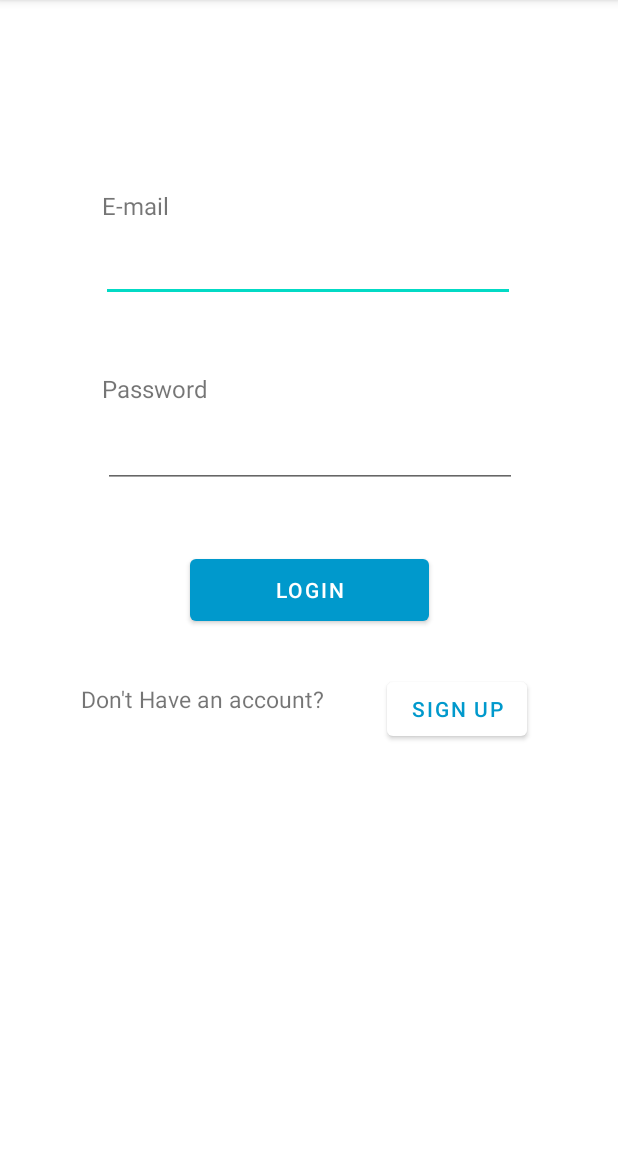
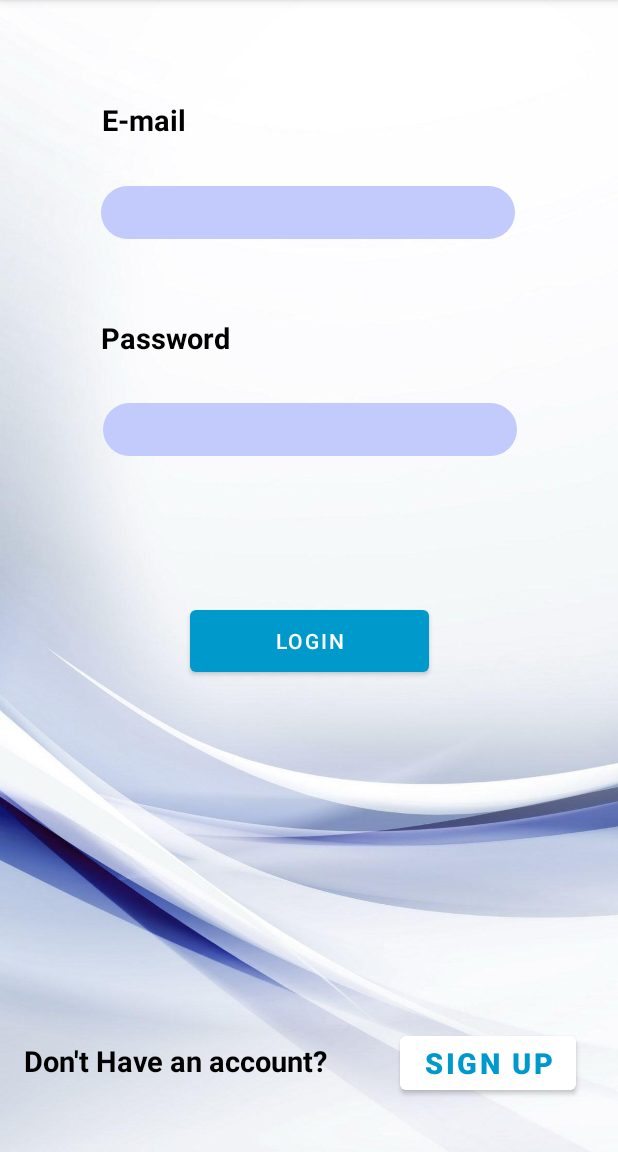
Before and after one commit to aparna-jay/Online-Shopping-Application-UEE, an Android app: the LoginActivity screen opened directly, with no data from a screen before it, on a phone screen of 412 x 824 dp, the part 84-1236 px from its top. Run offline under Robolectric (Android 15) with nearby library versions, the phone set to English and light mode, and no system bars; Roboto replaces fonts that are not available here.

Commit message:
designed login Interface

```diff
--- a/app/src/main/res/layout/activity_login.xml
+++ b/app/src/main/res/layout/activity_login.xml
@@ -4,86 +4,99 @@
     xmlns:tools="http://schemas.android.com/tools"
     android:layout_width="match_parent"
     android:layout_height="match_parent"
-    tools:context=".LoginActivity">
+    tools:context=".LoginActivity"
+    android:background="@drawable/backg">
+
+    <Button
+        android:id="@+id/button"
+        android:layout_width="wrap_content"
+        android:layout_height="wrap_content"
+        android:text="Sign up"
+        android:textColor="@android:color/holo_blue_dark"
+        android:textSize="19sp"
+        android:textStyle="bold"
+        app:backgroundTint="@color/white"
+        app:layout_constraintBottom_toBottomOf="parent"
+        app:layout_constraintEnd_toEndOf="parent"
+        app:layout_constraintHorizontal_bias="0.904"
+        app:layout_constraintStart_toStartOf="parent"
+        app:layout_constraintTop_toTopOf="parent"
+        app:layout_constraintVertical_bias="0.951" />
 
     <TextView
         android:id="@+id/textView10"
-        android:layout_width="186dp"
-        android:layout_height="41dp"
+        android:layout_width="249dp"
+        android:layout_height="40dp"
         android:text="Don't Have an account?"
-        android:textSize="15sp"
+        android:textColor="@color/black"
+        android:textSize="19sp"
+        android:textStyle="bold"
         app:layout_constraintBottom_toBottomOf="parent"
         app:layout_constraintEnd_toEndOf="parent"
-        app:layout_constraintHorizontal_bias="0.24"
+        app:layout_constraintHorizontal_bias="0.098"
         app:layout_constraintStart_toStartOf="parent"
         app:layout_constraintTop_toTopOf="parent"
-        app:layout_constraintVertical_bias="0.627" />
-
-    <Button
-        android:id="@+id/button4"
-        android:layout_width="wrap_content"
-        android:layout_height="wrap_content"
-        android:text="Sign Up"
-        android:textColor="@android:color/holo_blue_dark"
-        app:backgroundTint="@color/white"
-        app:layout_constraintBottom_toBottomOf="parent"
-        app:layout_constraintEnd_toEndOf="parent"
-        app:layout_constraintHorizontal_bias="0.81"
-        app:layout_constraintStart_toStartOf="parent"
-        app:layout_constraintTop_toTopOf="parent"
-        app:layout_constraintVertical_bias="0.623" />
+        app:layout_constraintVertical_bias="0.953" />
 
     <EditText
         android:id="@+id/editTextTextPersonName3"
         android:layout_width="276dp"
         android:layout_height="35dp"
+        android:background="@drawable/rounded_corners"
         android:ems="10"
         android:inputType="textPersonName"
+        android:padding="12dp"
         app:layout_constraintBottom_toBottomOf="parent"
         app:layout_constraintEnd_toEndOf="parent"
         app:layout_constraintHorizontal_bias="0.496"
         app:layout_constraintStart_toStartOf="parent"
         app:layout_constraintTop_toTopOf="parent"
-        app:layout_constraintVertical_bias="0.227" />
+        app:layout_constraintVertical_bias="0.169" />
 
     <TextView
         android:id="@+id/textView5"
         android:layout_width="91dp"
         android:layout_height="27dp"
         android:text="Password"
-        android:textSize="16sp"
+        android:textColor="@color/black"
+        android:textSize="19sp"
+        android:textStyle="bold"
         app:layout_constraintBottom_toBottomOf="parent"
         app:layout_constraintEnd_toEndOf="parent"
-        app:layout_constraintHorizontal_bias="0.212"
+        app:layout_constraintHorizontal_bias="0.209"
         app:layout_constraintStart_toStartOf="parent"
         app:layout_constraintTop_toTopOf="parent"
-        app:layout_constraintVertical_bias="0.335" />
+        app:layout_constraintVertical_bias="0.286" />
 
     <TextView
         android:id="@+id/textView4"
         android:layout_width="68dp"
         android:layout_height="27dp"
         android:text="E-mail"
-        android:textSize="16sp"
+        android:textColor="@color/black"
+        android:textSize="19sp"
+        android:textStyle="bold"
         app:layout_constraintBottom_toBottomOf="parent"
         app:layout_constraintEnd_toEndOf="parent"
         app:layout_constraintHorizontal_bias="0.198"
         app:layout_constraintStart_toStartOf="parent"
         app:layout_constraintTop_toTopOf="parent"
-        app:layout_constraintVertical_bias="0.17" />
+        app:layout_constraintVertical_bias="0.09" />
 
     <EditText
         android:id="@+id/editTextTextPassword3"
         android:layout_width="276dp"
         android:layout_height="35dp"
+        android:background="@drawable/rounded_corners"
         android:ems="10"
         android:inputType="textPassword"
+        android:padding="12dp"
         app:layout_constraintBottom_toBottomOf="parent"
         app:layout_constraintEnd_toEndOf="parent"
         app:layout_constraintHorizontal_bias="0.503"
         app:layout_constraintStart_toStartOf="parent"
         app:layout_constraintTop_toTopOf="parent"
-        app:layout_constraintVertical_bias="0.396" />
+        app:layout_constraintVertical_bias="0.367" />
 
     <Button
         android:id="@+id/button3"
@@ -95,6 +108,6 @@
         app:layout_constraintEnd_toEndOf="parent"
         app:layout_constraintStart_toStartOf="parent"
         app:layout_constraintTop_toTopOf="parent"
-        app:layout_constraintVertical_bias="0.513" />
+        app:layout_constraintVertical_bias="0.561" />
 
 </androidx.constraintlayout.widget.ConstraintLayout>
```
